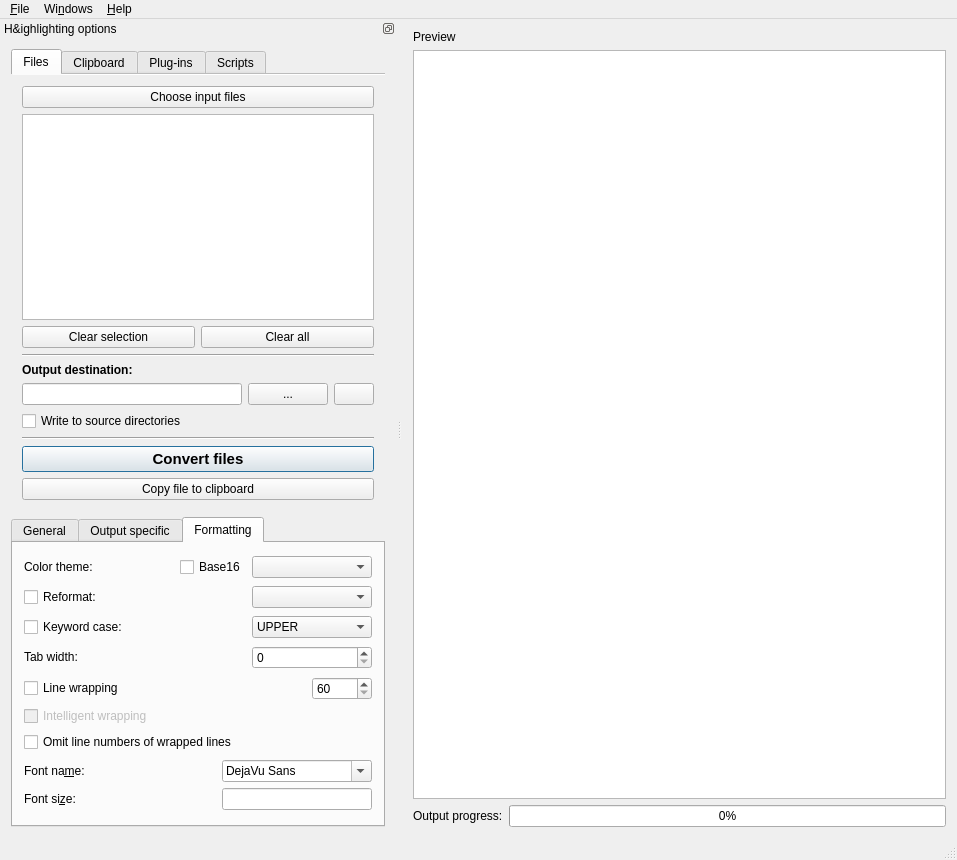
This is src/gui-qt/mainwindow.ui in tajmone/highlight as Qt 5 draws it before an edit. The edited form follows.
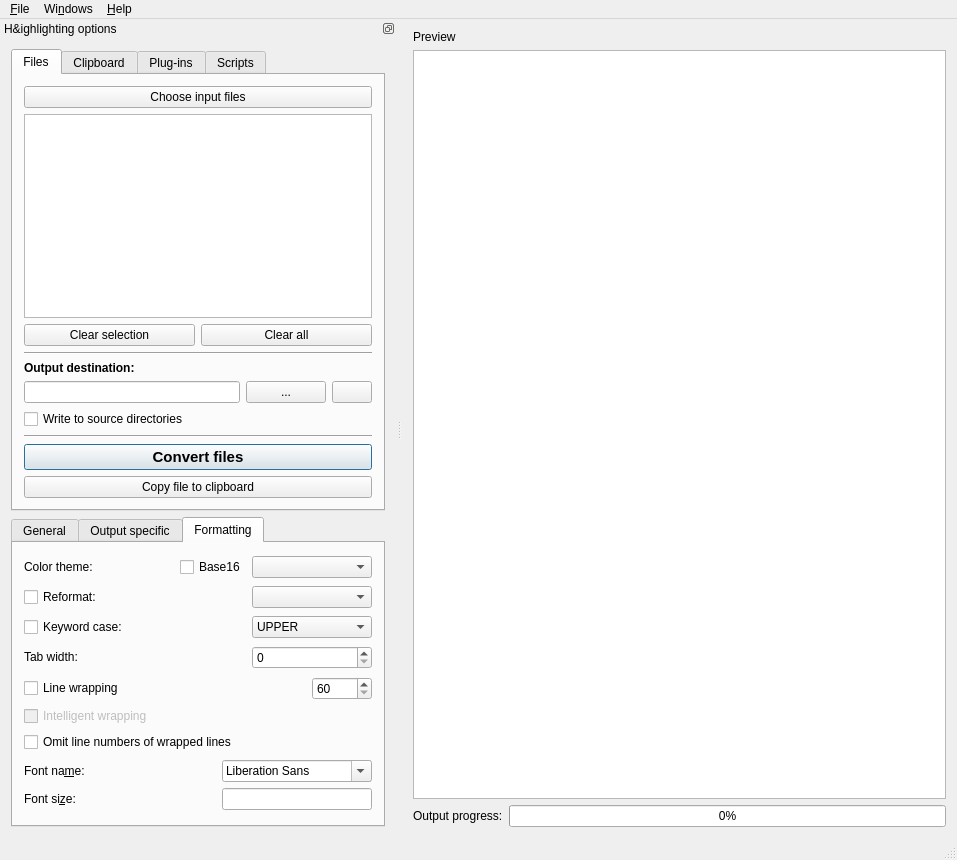
This is the edited form. The open tabs and pages were chosen to show the change. Icons and pictures are not drawn.

Commit message: MacOS adjustments

Diff of the .ui file:
```diff
--- a/src/gui-qt/mainwindow.ui
+++ b/src/gui-qt/mainwindow.ui
@@ -157,7 +157,7 @@
         <bool>false</bool>
        </property>
        <property name="documentMode">
-        <bool>true</bool>
+        <bool>false</bool>
        </property>
        <property name="tabsClosable">
         <bool>false</bool>
@@ -2324,7 +2324,7 @@
              </property>
              <property name="currentFont">
               <font>
-               <family>DejaVu Sans</family>
+               <family>Lucida Grande</family>
               </font>
              </property>
             </widget>
```
Left out of the diff: 4 changed lines with no effect on the pictures. The commit also changes 1 other file.
